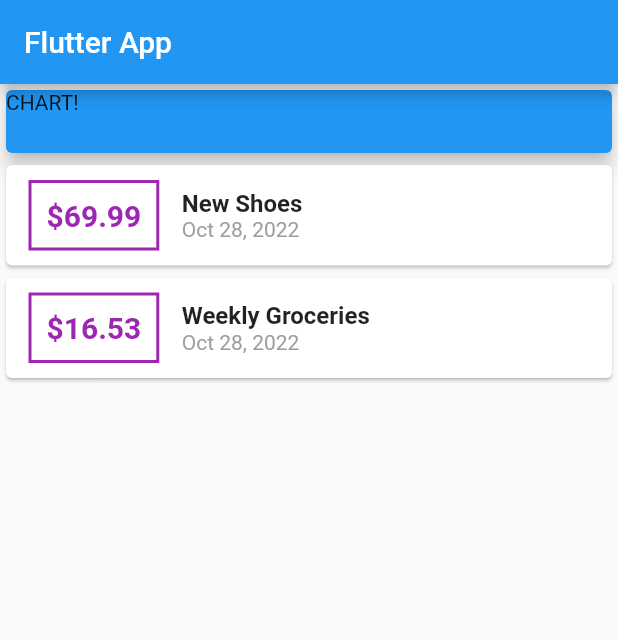
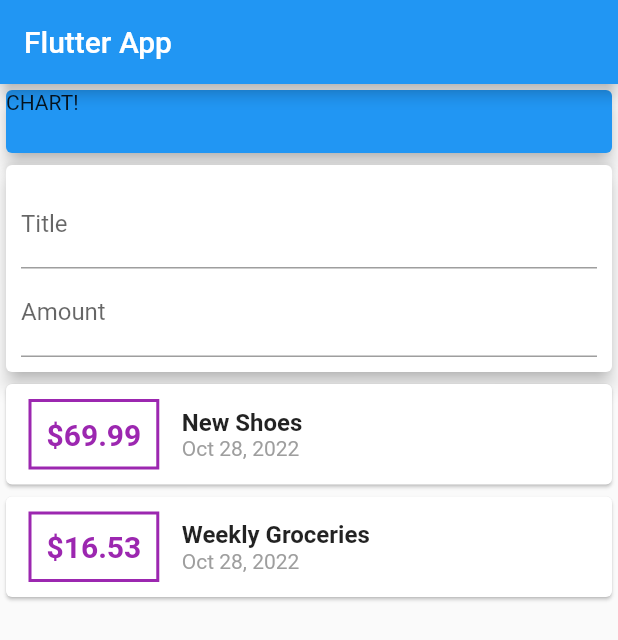
Before and after one commit to MuhammadZeeshan03/Expense-tracker-app-flutter, a Flutter app: the screen it shows after launch, on a phone screen of 412 x 824 dp. Shown: the top 640 px of the screen. Run offline on Flutter 3.47's test engine with Material 2 defaults, Android fonts, the phone set to English and light mode, and no system bars.

Commit message:
Text-label-added

```diff
--- a/lib/main.dart
+++ b/lib/main.dart
@@ -51,6 +51,22 @@ class MyHomePage extends StatelessWidget {
               elevation: 5,
             ),
           ),
+          Card(
+            elevation: 5,
+            child: Container(
+              padding: EdgeInsets.all(10),
+              child: Column(
+                children: <Widget>[
+                  TextField(
+                    decoration: InputDecoration(labelText: 'Title'),
+                  ),
+                  TextField(
+                    decoration: InputDecoration(labelText: 'Amount'),
+                  ),
+                ],
+              ),
+            ),
+          ),
           Column(
             children: transactions.map((tx) {
               return Card(
--- a/pubspec.yaml
+++ b/pubspec.yaml
@@ -20,7 +20,7 @@ publish_to: 'none' # Remove this line if you wish to publish to pub.dev
 version: 1.0.0+1
 
 environment:
-  sdk: '>=2.18.2 <3.0.0'
+  sdk: '>=2.12.0 <3.0.0'
 
 # Dependencies specify other packages that your package needs in order to work.
 # To automatically upgrade your package dependencies to the latest versions
@@ -29,9 +29,10 @@ environment:
 # the latest version available on pub.dev. To see which dependencies have newer
 # versions available, run `flutter pub outdated`.
 dependencies:
+  intl: ^0.15.8
   flutter:
     sdk: flutter
-  intl: ^0.15.8
+
 
 
   # The following adds the Cupertino Icons font to your application.
```
Also changed, not shown: pubspec.lock.
